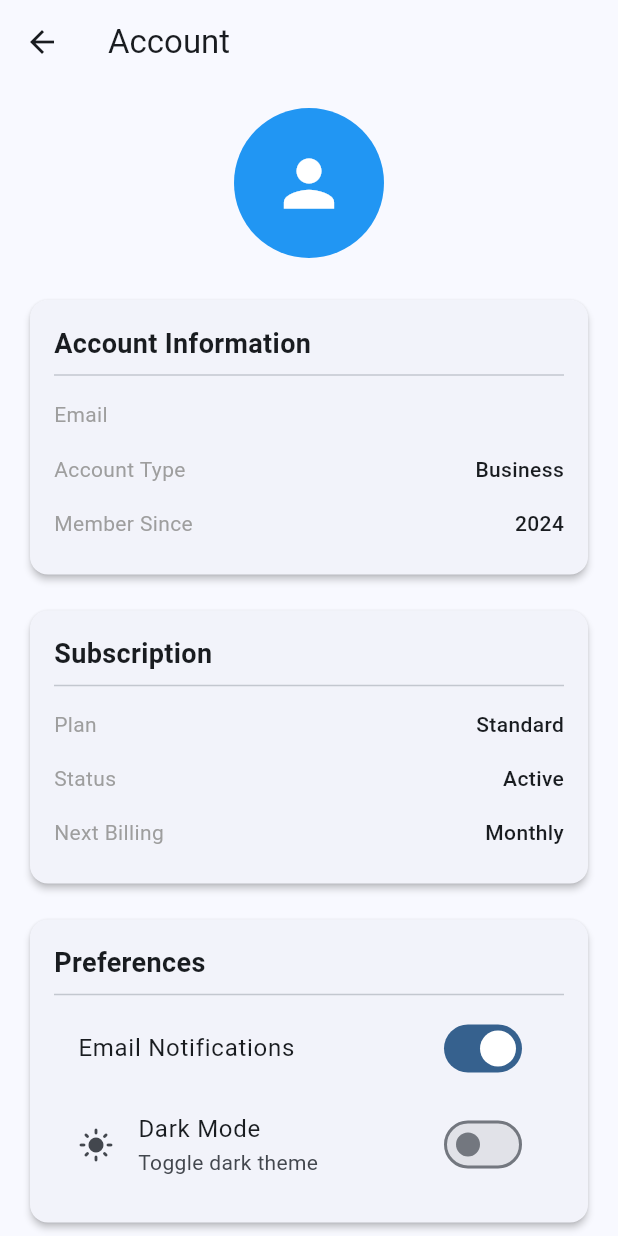
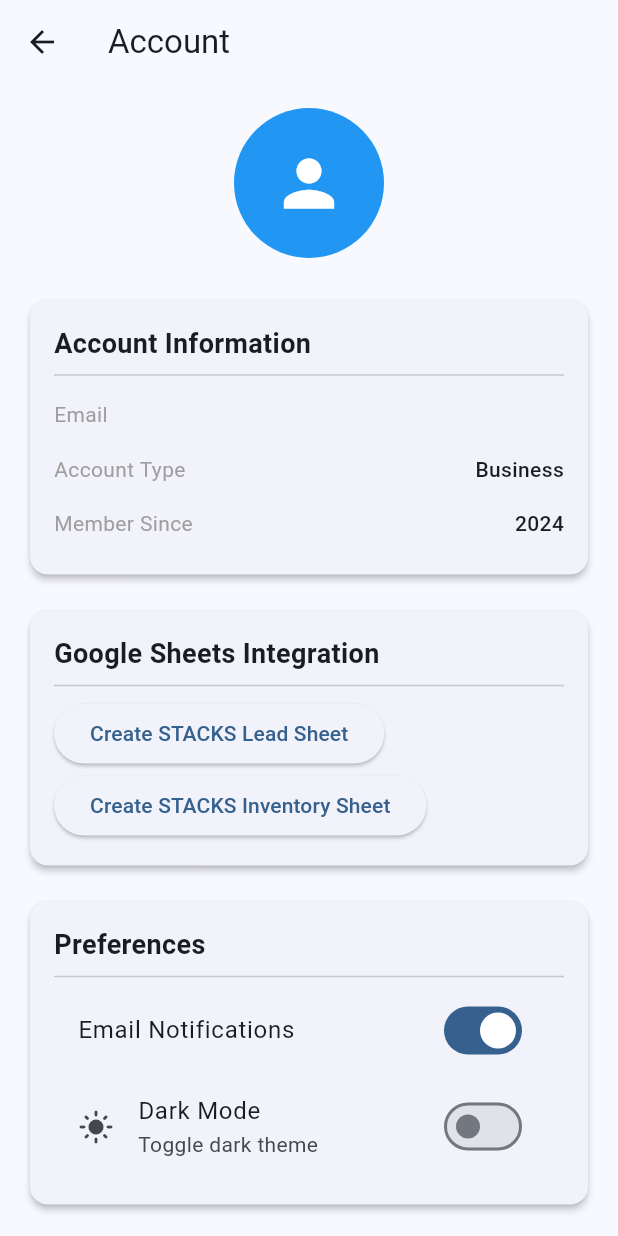
Before and after one commit to JJBrownHere/StackFlutter1, a Flutter app: the AccountScreen screen opened by its route, on a phone screen of 412 x 824 dp. Run offline on Flutter 3.47's test engine with Material 3 defaults, Android fonts, the light colour scheme and no system bars; our stand-ins replace flutter_svg, google_sign_in, image_picker, permission_handler, sign_in_with_apple, supabase_flutter and 1 more; missing offline and left inert: dart:html; accounts and stored records are empty.

Commit message:
fix: account screen uses sheets table for Google Sheets integration and fixes logout

```diff
--- a/FProjects/StackFlutter1/lib/screens/account_screen.dart
+++ b/FProjects/StackFlutter1/lib/screens/account_screen.dart
@@ -1,14 +1,103 @@
 import 'package:flutter/material.dart';
 import 'package:supabase_flutter/supabase_flutter.dart';
 import '../main.dart';
+import 'package:url_launcher/url_launcher.dart';
 
-class AccountScreen extends StatelessWidget {
+class AccountScreen extends StatefulWidget {
   const AccountScreen({super.key});
+
+  @override
+  State<AccountScreen> createState() => _AccountScreenState();
+}
+
+class _AccountScreenState extends State<AccountScreen> {
+  bool _isLoading = false;
+  Map<String, dynamic>? _profile;
+  List<Map<String, dynamic>> _sheets = [];
+
+  @override
+  void initState() {
+    super.initState();
+    _loadProfileAndSheets();
+  }
+
+  Future<void> _loadProfileAndSheets() async {
+    setState(() { _isLoading = true; });
+    final user = Supabase.instance.client.auth.currentUser;
+    if (user != null) {
+      final profile = await Supabase.instance.client
+          .from('profiles')
+          .select()
+          .eq('id', user.id)
+          .maybeSingle();
+      final sheets = await Supabase.instance.client
+          .from('sheets')
+          .select()
+          .eq('user_id', user.id);
+      setState(() {
+        _profile = profile;
+        _sheets = List<Map<String, dynamic>>.from(sheets);
+        _isLoading = false;
+      });
+    } else {
+      setState(() { _isLoading = false; });
+    }
+  }
+
+  Future<void> _createSheet(String type, String sheetName) async {
+    setState(() { _isLoading = true; });
+    // TODO: Replace with your Google Sheets creation logic
+    final sheetId = DateTime.now().millisecondsSinceEpoch.toString(); // Placeholder
+    final user = Supabase.instance.client.auth.currentUser;
+    if (user != null) {
+      await Supabase.instance.client.from('sheets').insert({
+        'user_id': user.id,
+        'type': type,
+        'sheet_id': sheetId,
+        'sheet_name': sheetName,
+      });
+      await _loadProfileAndSheets();
+    }
+    setState(() { _isLoading = false; });
+  }
+
+  Widget _buildSheetSection(String type, String label) {
+    final sheet = _sheets.firstWhere(
+      (s) => s['type'] == type,
+      orElse: () => {},
+    );
+    if (sheet.isEmpty) {
+      return ElevatedButton(
+        onPressed: () => _createSheet(type, label),
+        child: Text('Create $label'),
+      );
+    } else {
+      return ListTile(
+        title: Text('$label: Connected'),
+        subtitle: Text(sheet['sheet_name'] ?? ''),
+        trailing: IconButton(
+          icon: const Icon(Icons.open_in_new),
+          onPressed: () {
+            final url = 'https://docs.google.com/spreadsheets/d/${sheet['sheet_id']}';
+            launchUrl(Uri.parse(url));
+          },
+        ),
+      );
+    }
+  }
 
   @override
   Widget build(BuildContext context) {
     final user = Supabase.instance.client.auth.currentUser;
     final email = user?.email ?? 'Not signed in';
+
+    if (_isLoading) {
+      return const Scaffold(
+        body: Center(
+          child: CircularProgressIndicator(),
+        ),
+      );
+    }
 
     return Scaffold(
       appBar: AppBar(
@@ -41,11 +130,10 @@ class AccountScreen extends StatelessWidget {
             ),
             const SizedBox(height: 16),
             _buildInfoCard(
-              title: 'Subscription',
+              title: 'Google Sheets Integration',
               children: [
-                _buildInfoRow('Plan', 'Standard'),
-                _buildInfoRow('Status', 'Active'),
-                _buildInfoRow('Next Billing', 'Monthly'),
+                _buildSheetSection('lead', 'STACKS Lead Sheet'),
+                _buildSheetSection('inventory', 'STACKS Inventory Sheet'),
               ],
             ),
             const SizedBox(height: 16),
@@ -55,11 +143,8 @@ class AccountScreen extends StatelessWidget {
                 SwitchListTile(
                   title: const Text('Email Notifications'),
                   value: true,
-                  onChanged: (value) {
-                    // TODO: Implement notification toggle
-                  },
+                  onChanged: (value) {},
                 ),
-                // Dark mode toggle
                 SwitchListTile(
                   title: const Text('Dark Mode'),
                   subtitle: const Text('Toggle dark theme'),
@@ -77,16 +162,34 @@ class AccountScreen extends StatelessWidget {
               ],
             ),
             const SizedBox(height: 24),
-            Center(
-              child: TextButton(
-                onPressed: () {
-                  // TODO: Implement account deletion
-                },
-                child: const Text(
-                  'Delete Account',
-                  style: TextStyle(color: Colors.red),
+            Row(
+              mainAxisAlignment: MainAxisAlignment.spaceEvenly,
+              children: [
+                ElevatedButton.icon(
+                  onPressed: () async {
+                    await Supabase.instance.client.auth.signOut();
+                    if (mounted) {
+                      Navigator.of(context).pushReplacementNamed('/');
+                    }
+                  },
+                  icon: const Icon(Icons.logout),
+                  label: const Text('Logout'),
+                  style: ElevatedButton.styleFrom(
+                    backgroundColor: Colors.blue,
+                    foregroundColor: Colors.white,
+                  ),
                 ),
-              ),
+                TextButton.icon(
+                  onPressed: () {
+                    // TODO: Implement account deletion
+                  },
+                  icon: const Icon(Icons.delete_forever),
+                  label: const Text('Delete Account'),
+                  style: TextButton.styleFrom(
+                    foregroundColor: Colors.red,
+                  ),
+                ),
+              ],
             ),
           ],
         ),
--- a/lib/screens/account_screen.dart
+++ b/lib/screens/account_screen.dart
@@ -248,6 +248,19 @@ class _AccountScreenState extends State<AccountScreen> {
             ),
             const SizedBox(height: 16),
             _buildInfoCard(
+              title: 'Google Sheets Integration',
+              children: [
+                if (_profile?['google_sheet_id'] == null)
+                  ElevatedButton(
+                    onPressed: _setupGoogleSheet,
+                    child: const Text('Setup Google Sheet'),
+                  )
+                else
+                  _buildInfoRow('Google Sheet', 'Connected'),
+              ],
+            ),
+            const SizedBox(height: 16),
+            _buildInfoCard(
               title: 'Preferences',
               children: [
                 SwitchListTile(
```
Also changed, not shown: lib/screens/login_screen.dart (added, +17 -0 lines).
